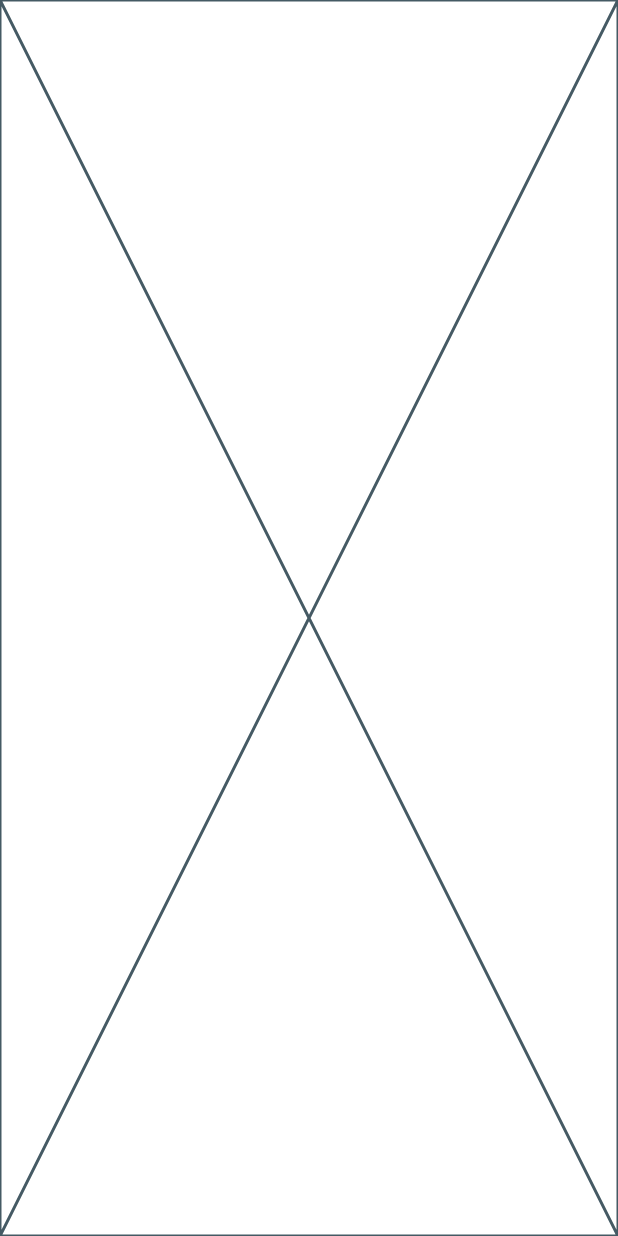
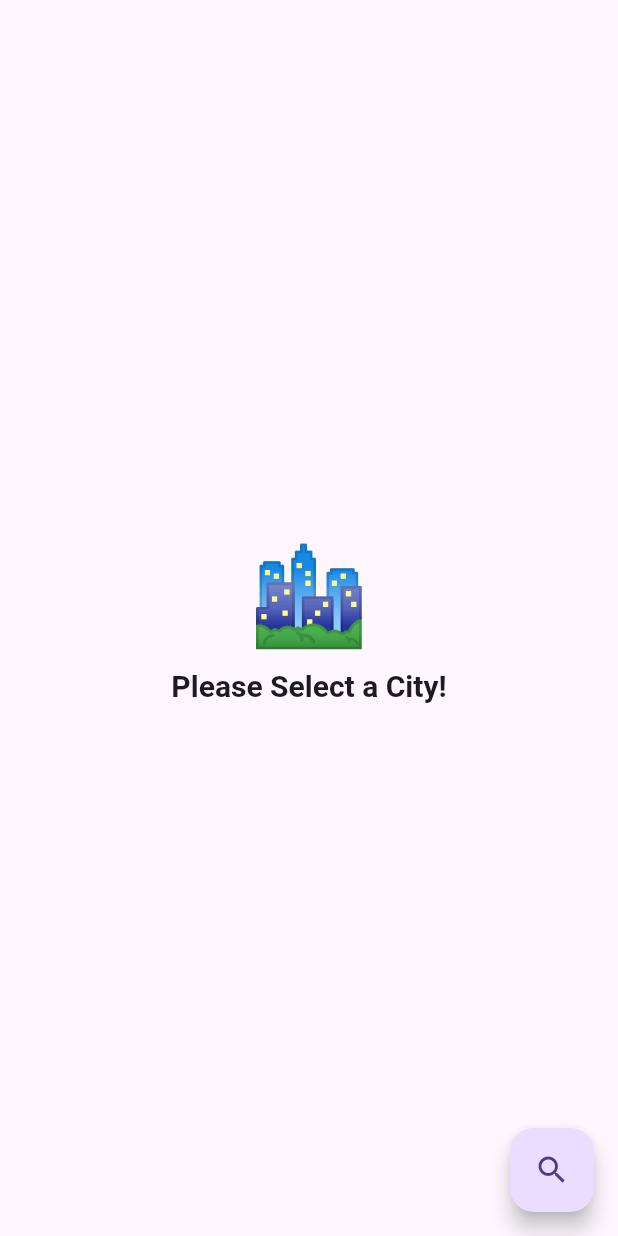
Before and after one commit to RohanSengupta326/WeatherApp-Bloc, a Flutter app: the screen it shows after launch, on a phone screen of 412 x 824 dp. Run offline on Flutter 3.47's test engine with Material 3 defaults, Android fonts, the phone set to English and light mode, and no system bars; our stand-ins replace bloc, equatable, flutter_bloc.

Commit message:
weather fetching correctly

```diff
--- a/lib/app_routes.dart
+++ b/lib/app_routes.dart
@@ -1,12 +1,19 @@
 import '/weather/presentation/screens/weather_screen.dart';
 import 'package:flutter/material.dart';
 
+import 'search/search_screen.dart';
+
 class AppRoutes {
-  Route? getRoutes(RouteSettings routeSettings) {
-    switch (routeSettings) {
+  Route<dynamic>? onGeneratedRoute(RouteSettings routeSettings) {
+    switch (routeSettings.name) {
       case '/':
         return MaterialPageRoute(
           builder: (context) => WeatherScreen(),
+        );
+
+      case '/search':
+        return MaterialPageRoute(
+          builder: (context) => SearchScreen(),
         );
 
       default:
--- a/lib/main.dart
+++ b/lib/main.dart
@@ -1,3 +1,4 @@
+import 'package:bloc_weather_app/repository/weather_repository.dart';
 import 'package:bloc_weather_app/weather/cubit/weather_cubit_cubit.dart';
 import 'package:flutter/material.dart';
 import 'package:flutter_bloc/flutter_bloc.dart';
@@ -13,18 +14,34 @@ class MyWeatherApp extends StatelessWidget {
 
   @override
   Widget build(BuildContext context) {
-    return MultiBlocProvider(
+    return RepositoryProvider(
+      create: (context) => WeatherRepository(),
+      // for one instance of repository to be maintained throughout the widget tree
+      // whereever in the widget tree this repo will be needed to call functions from or something,
+      // here at the top , we will provide this single instance of WeatherRepository
+      // to all the BlocProviders, so that one instance is used not multiple.
+      child: MultiBlocProvider(
         providers: [
           BlocProvider<WeatherCubitCubit>(
-          create: (_) => WeatherCubitCubit(),
+            create: (ctx) => WeatherCubitCubit(
+              weatherRepository: ctx.read<WeatherRepository>(),
+              // sending already created instance of repository.
+            ),
           ),
         ],
         child: MaterialApp(
           debugShowCheckedModeBanner: false,
           theme: ThemeData(
             primarySwatch: Colors.blue,
+            textTheme: TextTheme(
+              headlineSmall: TextStyle(
+                fontSize: 20,
+                fontWeight: FontWeight.bold,
               ),
-        onGenerateRoute: appRoutes.getRoutes,
+            ),
+          ),
+          onGenerateRoute: appRoutes.onGeneratedRoute,
+        ),
       ),
     );
   }
--- a/lib/repository/weather_repository.dart
+++ b/lib/repository/weather_repository.dart
@@ -22,11 +22,12 @@ class WeatherRepository {
       return WeatherRepositoryModel(
         location: locationResponse.name,
         temperature: weatherResponse.temperature,
-        weatherCondition: weatherResponse.weatherCode.toInt().toCondition,
+        weatherCondition: weatherResponse.weathercode.toInt().toCondition,
         // converting weatherCode int to WeatherCondition type with int extension below.
       );
     } catch (error) {
-      throw error;
+      print('######### ERROR in WeatherRepository  ##########');
+      throw Exception();
     }
   }
 }
--- a/lib/weather/cubit/weather_cubit_cubit.dart
+++ b/lib/weather/cubit/weather_cubit_cubit.dart
@@ -7,8 +7,9 @@ import 'package:meta/meta.dart';
 part 'weather_cubit_state.dart';
 
 class WeatherCubitCubit extends Cubit<WeatherCubitState> {
-  WeatherCubitCubit() : super(WeatherCubitState());
-  final WeatherRepository _weatherRepository = WeatherRepository();
+  WeatherCubitCubit({required this.weatherRepository})
+      : super(WeatherCubitState());
+  final WeatherRepository weatherRepository;
 
   Future<void> fetchWeather(String? city) async {
     if (city == null || city.isEmpty) return;
@@ -17,7 +18,7 @@ class WeatherCubitCubit extends Cubit<WeatherCubitState> {
 
     try {
       final weather = WeatherStateModel.fromWeatherRespository(
-        await _weatherRepository.fetchWeatherData(city),
+        await weatherRepository.fetchWeatherData(city),
       );
       final units = state.temperatureUnits;
       final value = units.isFahrenheit
@@ -33,7 +34,7 @@ class WeatherCubitCubit extends Cubit<WeatherCubitState> {
           ),
         ),
       );
-    } on Exception {
+    } catch (error) {
       emit(state.copyWith(status: WeatherStatus.failure));
     }
   }
@@ -47,7 +48,7 @@ class WeatherCubitCubit extends Cubit<WeatherCubitState> {
 
     try {
       final weather = WeatherStateModel.fromWeatherRespository(
-        await _weatherRepository
+        await weatherRepository
             .fetchWeatherData(state.weatherStateModel.location),
       );
       final units = state.temperatureUnits;
@@ -64,7 +65,7 @@ class WeatherCubitCubit extends Cubit<WeatherCubitState> {
           ),
         ),
       );
-    } on Exception {
+    } catch (error) {
       emit(state.copyWith(status: WeatherStatus.failure));
     }
   }
--- a/lib/weather/presentation/screens/weather_screen.dart
+++ b/lib/weather/presentation/screens/weather_screen.dart
@@ -1,11 +1,67 @@
+import '../../cubit/weather_cubit_cubit.dart';
 import 'package:flutter/foundation.dart';
 import 'package:flutter/material.dart';
+import 'package:flutter_bloc/flutter_bloc.dart';
 
-class WeatherScreen extends StatelessWidget {
+import '../widgets/weather_empty.dart';
+import '../widgets/weather_error.dart';
+import '../widgets/weather_loading.dart';
+import '../widgets/weather_populated.dart';
+
+class WeatherScreen extends StatefulWidget {
   const WeatherScreen({super.key});
 
   @override
+  State<WeatherScreen> createState() => _WeatherScreenState();
+}
+
+class _WeatherScreenState extends State<WeatherScreen> {
+  @override
   Widget build(BuildContext context) {
-    return const Placeholder();
+    return Scaffold(
+      extendBodyBehindAppBar: true,
+      appBar: AppBar(
+          // actions: [
+          //   IconButton(
+          //     icon: const Icon(Icons.settings),
+          //     onPressed: () {
+          //       Navigator.of(context).push<void>(
+          //         SettingsPage.route(context.read<WeatherCubit>()),
+          //       );
+          //     },
+          //   ),
+          // ],
+          ),
+      body: Center(
+        child: BlocBuilder<WeatherCubitCubit, WeatherCubitState>(
+          builder: (context, state) {
+            switch (state.status) {
+              case WeatherStatus.initial:
+                return const WeatherEmpty();
+              case WeatherStatus.loading:
+                return const WeatherLoading();
+              case WeatherStatus.success:
+                return WeatherPopulated(
+                  weather: state.weatherStateModel,
+                  units: state.temperatureUnits,
+                  onRefresh: () {
+                    return context.read<WeatherCubitCubit>().refreshWeather();
+                  },
+                );
+              case WeatherStatus.failure:
+                return const WeatherError();
+            }
+          },
+        ),
+      ),
+      floatingActionButton: FloatingActionButton(
+        child: const Icon(Icons.search, semanticLabel: 'Search'),
+        onPressed: () async {
+          final city = await Navigator.of(context).pushNamed('/search');
+          if (!mounted) return;
+          await context.read<WeatherCubitCubit>().fetchWeather(city as String);
+        },
+      ),
+    );
   }
 }
--- /dev/null
+++ b/lib/weather/presentation/widgets/weather_empty.dart
@@ -0,0 +1,20 @@
+import 'package:flutter/material.dart';
+
+class WeatherEmpty extends StatelessWidget {
+  const WeatherEmpty({super.key});
+
+  @override
+  Widget build(BuildContext context) {
+    final theme = Theme.of(context);
+    return Column(
+      mainAxisSize: MainAxisSize.min,
+      children: [
+        const Text('🏙️', style: TextStyle(fontSize: 64)),
+        Text(
+          'Please Select a City!',
+          style: theme.textTheme.headlineSmall,
+        ),
+      ],
+    );
+  }
+}
```
Also changed, not shown: lib/data/api_client.dart (+20 -7 lines), lib/data/models/weather.dart (+12 -5 lines), lib/search/search_screen.dart (added, +46 -0 lines), lib/weather/presentation/widgets/weather_error.dart (added, +20 -0 lines), lib/weather/presentation/widgets/weather_loading.dart (added, +24 -0 lines), lib/weather/presentation/widgets/weather_populated.dart (added, +87 -0 lines). Lines whose indentation alone changed are shown as unchanged.
